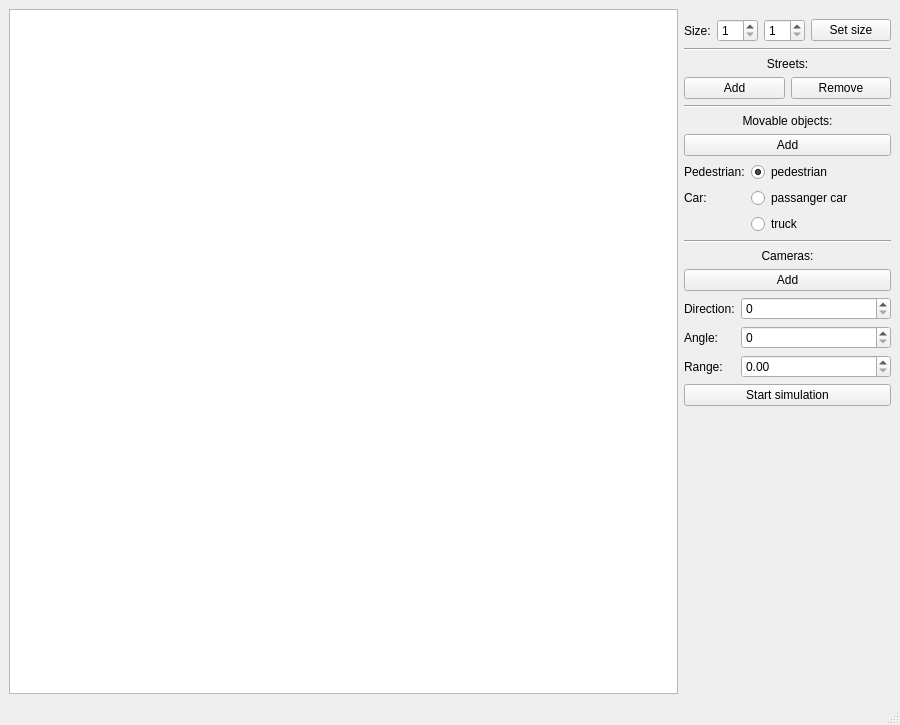
Before: the Qt Designer form mainwindow.ui in bshkola/StreetSimulator, drawn with Qt 5.
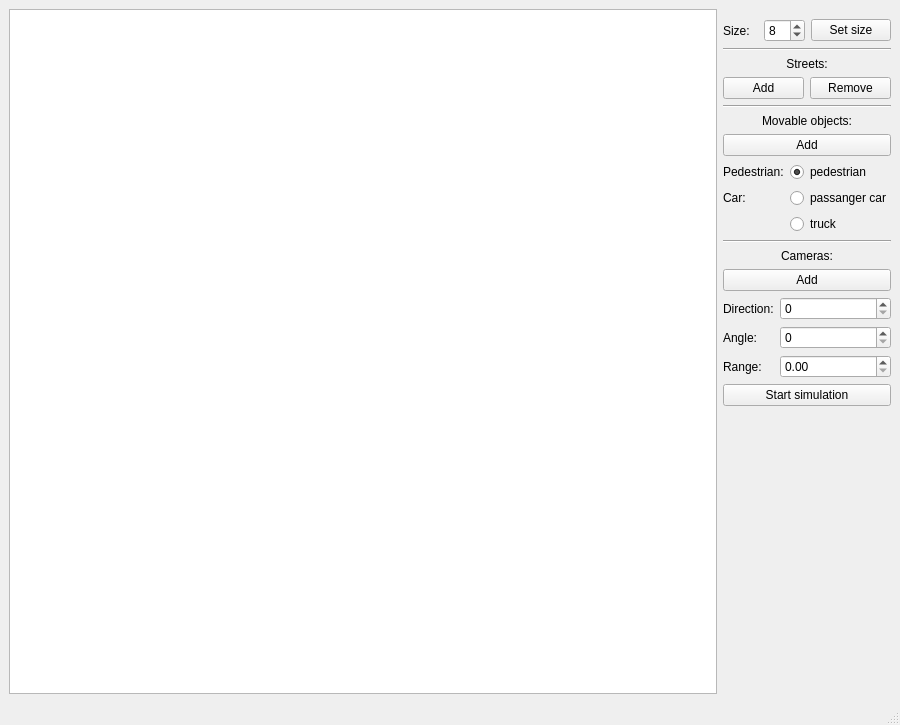
After: the same form once the commit is applied.

Diff of the .ui file:
```diff
--- a/mainwindow.ui
+++ b/mainwindow.ui
@@ -49,12 +49,8 @@
           <property name="minimum">
            <number>1</number>
           </property>
-         </widget>
-        </item>
-        <item>
-         <widget class="QSpinBox" name="spinBox">
-          <property name="minimum">
-           <number>1</number>
+          <property name="value">
+           <number>8</number>
           </property>
          </widget>
         </item>
```
Left out of the diff: 5 changed lines with no effect on the pictures.
